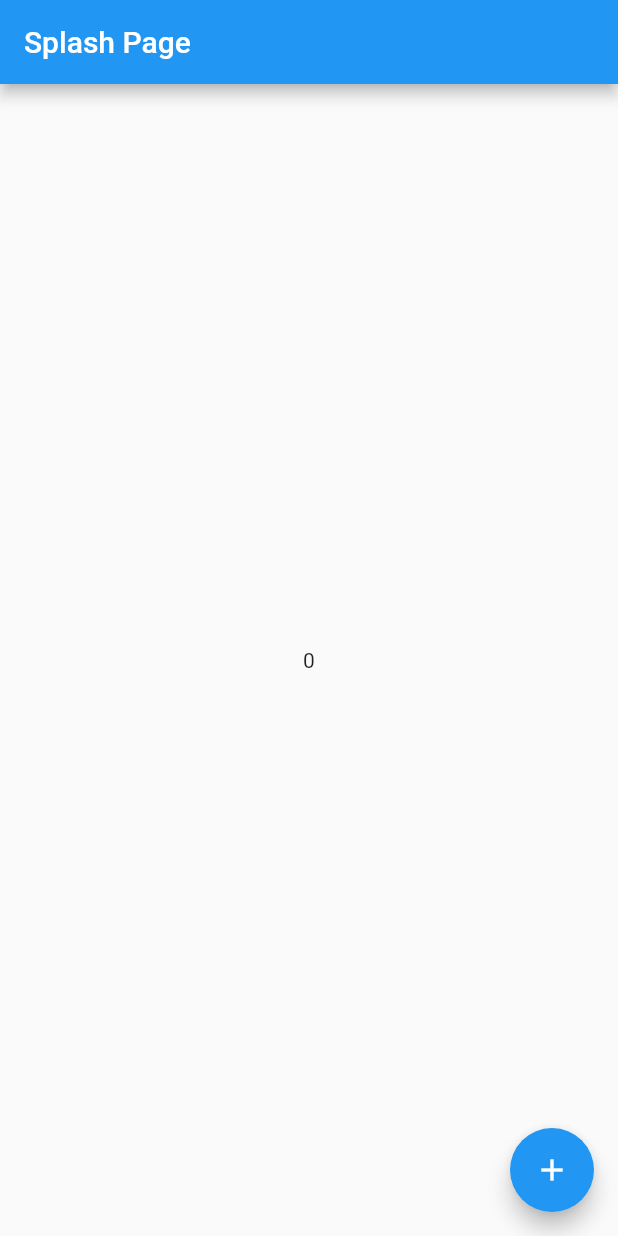
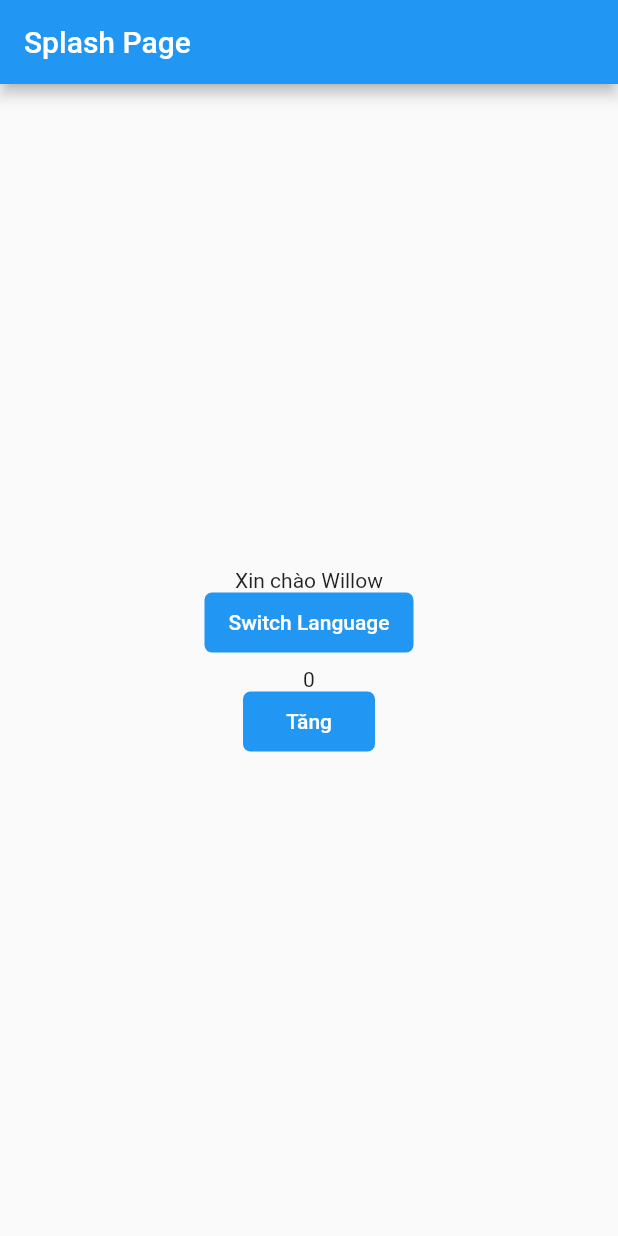
Before and after one commit to WillowWisp/flutter_getx_template, a Flutter app: the screen it shows after launch, on a phone screen of 412 x 824 dp. Run offline on Flutter 3.47's test engine with Material 2 defaults, Android fonts, the phone set to English and light mode, and no system bars; our stand-ins replace cached_network_image, device_preview, dio, easy_localization, flutter_easyloading, flutter_spinkit and 4 more; generated files the repository leaves out were written again.

Commit message:
Implement i18n and LocalizationService.

```diff
--- a/analysis_options.yaml
+++ b/analysis_options.yaml
@@ -28,7 +28,9 @@ linter:
     prefer_const_constructors: false
     sized_box_for_whitespace: false
     avoid_positional_boolean_parameters: false
+    avoid_redundant_argument_values: false
 
     # To prevent warnings in generated files
     # prefer_final_locals: false
     type_annotate_public_apis: false
+    constant_identifier_names: false
--- /dev/null
+++ b/assets/translations/en-US.json
@@ -0,0 +1,6 @@
+{
+  "hello": "Hello {}",
+  "btn": {
+    "increase": "Increase"
+  }
+}
--- /dev/null
+++ b/assets/translations/vi-VN.json
@@ -0,0 +1,6 @@
+{
+  "hello": "Xin chào {}",
+  "btn": {
+    "increase": "Tăng"
+  }
+}
--- /dev/null
+++ b/lib/common/config/app_assets.dart
@@ -0,0 +1,3 @@
+class AppAssets {
+  static const translationsFolder = 'assets/translations';
+}
--- a/lib/common/widgets/app_button.dart
+++ b/lib/common/widgets/app_button.dart
@@ -7,7 +7,6 @@ enum AppButtonType {
 
 class AppButton extends StatelessWidget {
   final void Function()? onPressed;
-  final String semanticLabel;
   final double height;
   final Color? btnColor;
   final Color? textColor;
@@ -17,7 +16,6 @@ class AppButton extends StatelessWidget {
 
   const AppButton({
     Key? key,
-    required this.semanticLabel,
     this.onPressed,
     this.height = 40,
     this.btnColor,
--- a/lib/common/widgets/app_dialog.dart
+++ b/lib/common/widgets/app_dialog.dart
@@ -184,7 +184,6 @@ class _AppDialogState extends State<AppDialog> {
         Expanded(
           child: AppButton(
             onPressed: action.onPressed,
-            semanticLabel: action.text,
             borderRadius: BorderRadius.circular(4),
             btnColor: action.btnColor,
             textColor: action.txtColor,
--- /dev/null
+++ b/lib/data/services/localization/localization_service.dart
@@ -0,0 +1,8 @@
+abstract class LocalizationService {
+  void switchLanguage(SupportedLanguage language);
+}
+
+enum SupportedLanguage {
+  en,
+  vi,
+}
--- a/lib/data/services/location/location_service.dart
+++ /dev/null
@@ -1,3 +0,0 @@
-abstract class LocationService {
-  String getPosition();
-}
--- a/lib/main.dart
+++ b/lib/main.dart
@@ -1,7 +1,10 @@
 import 'package:device_preview/device_preview.dart';
+import 'package:easy_localization/easy_localization.dart';
 import 'package:flutter/material.dart';
 import 'package:flutter/services.dart';
 import 'package:flutter_easyloading/flutter_easyloading.dart';
+import 'package:flutter_getx_template/common/config/app_assets.dart';
+import 'package:flutter_getx_template/modules/pages/splash_page/splash_page.dart';
 import 'package:get/get.dart';
 import 'package:flutter_getx_template/data/apis/setup_clients.dart';
 import 'package:flutter_getx_template/data/repositories/setup_repositories.dart';
@@ -11,6 +14,8 @@ import 'package:flutter_getx_template/routes/app_pages.dart';
 
 Future<void> mainDelegate() async {
   WidgetsFlutterBinding.ensureInitialized();
+  await EasyLocalization.ensureInitialized();
+
   setupRestClient();
   setupRepositories();
   setupServices();
@@ -23,7 +28,13 @@ Future<void> mainDelegate() async {
   runApp(
     DevicePreview(
       enabled: false,
-      builder: (_) => MyApp(),
+      builder: (_) => EasyLocalization(
+        supportedLocales: [Locale('en', 'US'), Locale('vi', 'VN')],
+        path: AppAssets.translationsFolder,
+        fallbackLocale: Locale('en', 'US'),
+        startLocale: Locale('vi', 'VN'),
+        child: MyApp(),
+      ),
     ),
   );
 }
@@ -33,15 +44,19 @@ class MyApp extends StatelessWidget {
   @override
   Widget build(BuildContext context) {
     return GetMaterialApp(
+      localizationsDelegates: context.localizationDelegates,
+      supportedLocales: context.supportedLocales,
+      locale: context.locale,
+      // getPages: AppPages.pages,
+      // initialRoute: AppRoutes.splash,
+      home: SplashPage(),
+      navigatorObservers: [AppRouteObserver()],
       builder: (context, child) {
         final Widget child1 = EasyLoading.init()(context, child);
         final Widget child2 = DevicePreview.appBuilder(context, child1);
 
         return child2;
       },
-      getPages: AppPages.pages,
-      initialRoute: AppRoutes.splash,
-      navigatorObservers: [AppRouteObserver()],
     );
   }
 }
--- a/lib/modules/pages/splash_page/splash_page.dart
+++ b/lib/modules/pages/splash_page/splash_page.dart
@@ -1,4 +1,7 @@
+import 'package:easy_localization/easy_localization.dart';
 import 'package:flutter/material.dart';
+import 'package:flutter_getx_template/common/translations/locale_keys.g.dart';
+import 'package:flutter_getx_template/common/widgets/app_button.dart';
 import 'package:flutter_getx_template/modules/app_getview/app_getview.dart';
 import 'package:flutter_getx_template/modules/pages/splash_page/splash_page_controller.dart';
 import 'package:flutter_getx_template/modules/pages/splash_page/splash_page_controller_impl.dart';
@@ -9,7 +12,7 @@ class SplashPage extends AppGetView<SplashPageController> {
       : super(
           key: key,
           initialController: SplashPageControllerImpl(
-            locationService: Get.find(),
+            localizationService: Get.find(),
           ),
         );
 
@@ -20,7 +23,21 @@ class SplashPage extends AppGetView<SplashPageController> {
         title: Text('Splash Page'),
       ),
       body: Center(
-        child: Obx(
+        child: Column(
+          mainAxisAlignment: MainAxisAlignment.center,
+          crossAxisAlignment: CrossAxisAlignment.center,
+          children: [
+            // Localizations Example
+            Text(tr(LocaleKeys.hello, args: ['Willow'])),
+            AppButton(
+              onPressed: () {
+                controller.toggleLanguage();
+              },
+              child: Text('Switch Language'),
+            ),
+            SizedBox(height: 10),
+            // GetX's Obx Example
+            Obx(
               () {
                 // Listen to count
                 final int count = controller.count;
@@ -30,12 +47,16 @@ class SplashPage extends AppGetView<SplashPageController> {
                 );
               },
             ),
-      ),
-      floatingActionButton: FloatingActionButton(
+            AppButton(
               onPressed: () {
                 controller.increaseCount();
               },
-        child: Icon(Icons.add),
+              child: Text(
+                tr(LocaleKeys.btn_increase),
+              ),
+            ),
+          ],
+        ),
       ),
     );
   }
--- a/lib/modules/pages/splash_page/splash_page_controller.dart
+++ b/lib/modules/pages/splash_page/splash_page_controller.dart
@@ -1,5 +1,6 @@
 abstract class SplashPageController {
   int get count;
 
+  void toggleLanguage();
   void increaseCount();
 }
--- a/lib/modules/pages/splash_page/splash_page_controller_impl.dart
+++ b/lib/modules/pages/splash_page/splash_page_controller_impl.dart
@@ -1,14 +1,15 @@
+import 'package:easy_localization/easy_localization.dart';
 import 'package:get/get.dart';
-import 'package:flutter_getx_template/data/services/location/location_service.dart';
+import 'package:flutter_getx_template/data/services/localization/localization_service.dart';
 import 'package:flutter_getx_template/modules/pages/splash_page/splash_page_controller.dart';
 
 class SplashPageControllerImpl extends GetxController
     implements SplashPageController {
-  final LocationService _locationService;
+  final LocalizationService _localizationService;
 
   SplashPageControllerImpl({
-    required LocationService locationService,
-  }) : _locationService = locationService;
+    required LocalizationService localizationService,
+  }) : _localizationService = localizationService;
 
   final Rx<int> _count = Rx(0);
   @override
@@ -17,9 +18,6 @@ class SplashPageControllerImpl extends GetxController
   @override
   Future<void> onInit() async {
     super.onInit();
-
-    print('onInit Splash');
-    _locationService.getPosition();
   }
 
   @override
@@ -37,6 +35,17 @@ class SplashPageControllerImpl extends GetxController
   }
 
   @override
+  void toggleLanguage() {
+    SupportedLanguage language;
+    if (Get.context?.locale.languageCode == 'en') {
+      language = SupportedLanguage.vi;
+    } else {
+      language = SupportedLanguage.en;
+    }
+    _localizationService.switchLanguage(language);
+  }
+
+  @override
   void increaseCount() {
     _count.value++;
   }
--- a/pubspec.yaml
+++ b/pubspec.yaml
@@ -26,6 +26,7 @@ dependencies:
 
   cached_network_image: ^3.1.0
   device_preview: ^0.7.4
+  easy_localization: ^3.0.0
   flutter_easyloading: ^3.0.0
   get: ^4.3.8
   json_annotation: 4.0.1
@@ -55,9 +56,8 @@ flutter:
   uses-material-design: true
 
   # To add assets to your application, add an assets section, like this:
-  # assets:
-  #   - images/a_dot_burr.jpeg
-  #   - images/a_dot_ham.jpeg
+  assets:
+    - assets/translations/
 
   # An image asset can refer to one or more resolution-specific "variants", see
   # https://flutter.dev/assets-and-images/#resolution-aware.
```
Also changed, not shown: lib/data/services/localization/localization_service_impl.dart (added, +26 -0 lines), lib/data/services/location/location_service_impl.dart (deleted, +0 -8 lines), lib/data/services/setup_services.dart (+4 -4 lines), lib/common/translations/locale_keys.g.dart (added), pubspec.lock (deleted), 3 other files. Lines whose indentation alone changed are shown as unchanged.
